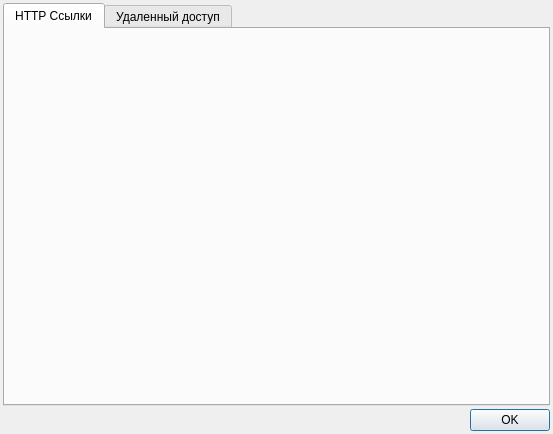
Before: the Qt Designer form profile_manager/profilesmanagerdialog.ui in arcirk/contrlos, drawn with Qt 5.
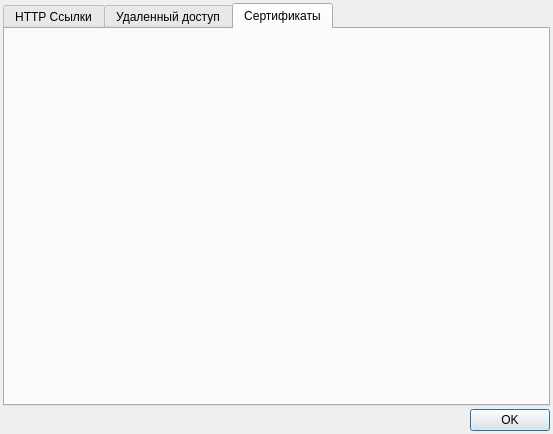
After: the same form once the commit is applied. The open tabs and pages were chosen to show the change. Icons and pictures are not drawn.

The edit to the form file:
```diff
--- a/profile_manager/profilesmanagerdialog.ui
+++ b/profile_manager/profilesmanagerdialog.ui
@@ -80,6 +80,16 @@
        </item>
       </layout>
      </widget>
+     <widget class="QWidget" name="tabCerts">
+      <attribute name="title">
+       <string>Сертификаты</string>
+      </attribute>
+      <layout class="QGridLayout" name="gridLayout_4">
+       <item row="0" column="0">
+        <layout class="QVBoxLayout" name="verticalLayoutCerts"/>
+       </item>
+      </layout>
+     </widget>
     </widget>
    </item>
   </layout>
```
Left out of the diff: 2 changed lines with no effect on the pictures.
